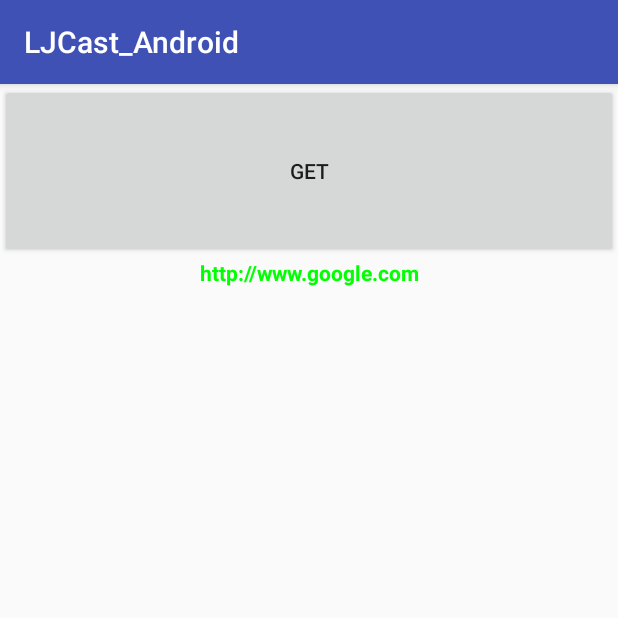
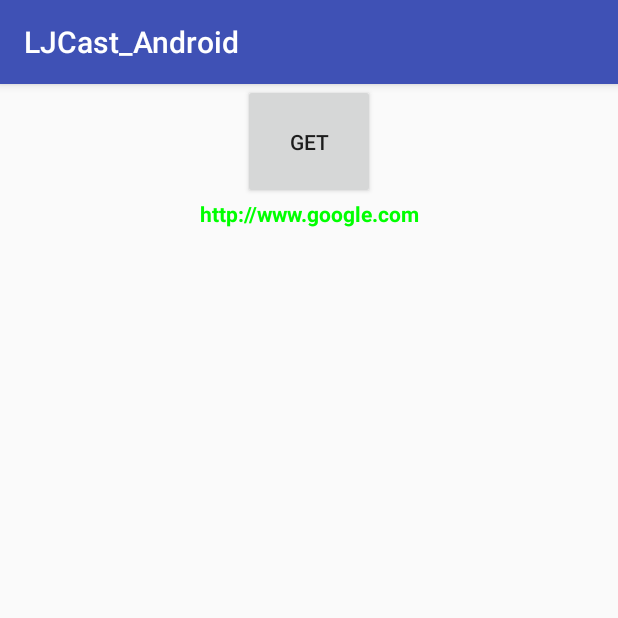
Before and after one commit to slee8789/LJCast_Android, an Android app: the GETActivity screen opened directly, with no data from a screen before it, on a phone screen of 412 x 824 dp, the top half of it. Run offline under Robolectric (Android 15) with nearby library versions, the phone set to English and light mode, and no system bars.

Commit message:
Add layout update

```diff
--- a/app/src/main/res/layout/get_activity.xml
+++ b/app/src/main/res/layout/get_activity.xml
@@ -2,16 +2,18 @@
 <LinearLayout xmlns:android="http://schemas.android.com/apk/res/android"
     android:orientation="vertical" android:layout_width="match_parent"
     android:layout_height="match_parent"
-    android:weightSum="1.0">
+    >
 
-    <Button android:layout_width="fill_parent"
-        android:layout_height="wrap_content"
+    <Button android:layout_width="wrap_content"
+        android:layout_height="0dp"
         android:text="GET"
         android:id="@+id/but"
+        android:layout_gravity="center"
+        android:gravity="center"
         android:layout_weight="0.1"
          />
     <TextView android:layout_width="fill_parent"
-        android:layout_height="wrap_content"
+        android:layout_height="0dp"
         android:text="http://www.google.com"
         android:id="@+id/tv"
         android:textColor="#00FF00"
@@ -20,7 +22,7 @@
         android:layout_weight="0.1"
         />
     <TextView android:layout_width="fill_parent"
-        android:layout_height="wrap_content"
+        android:layout_height="0dp"
         android:id="@+id/getTextView"
         android:textColor="#00FF00"
         android:textStyle="bold"
```
Also changed, not shown: app/src/main/res/layout/post_activity.xml (+10 -2 lines).
